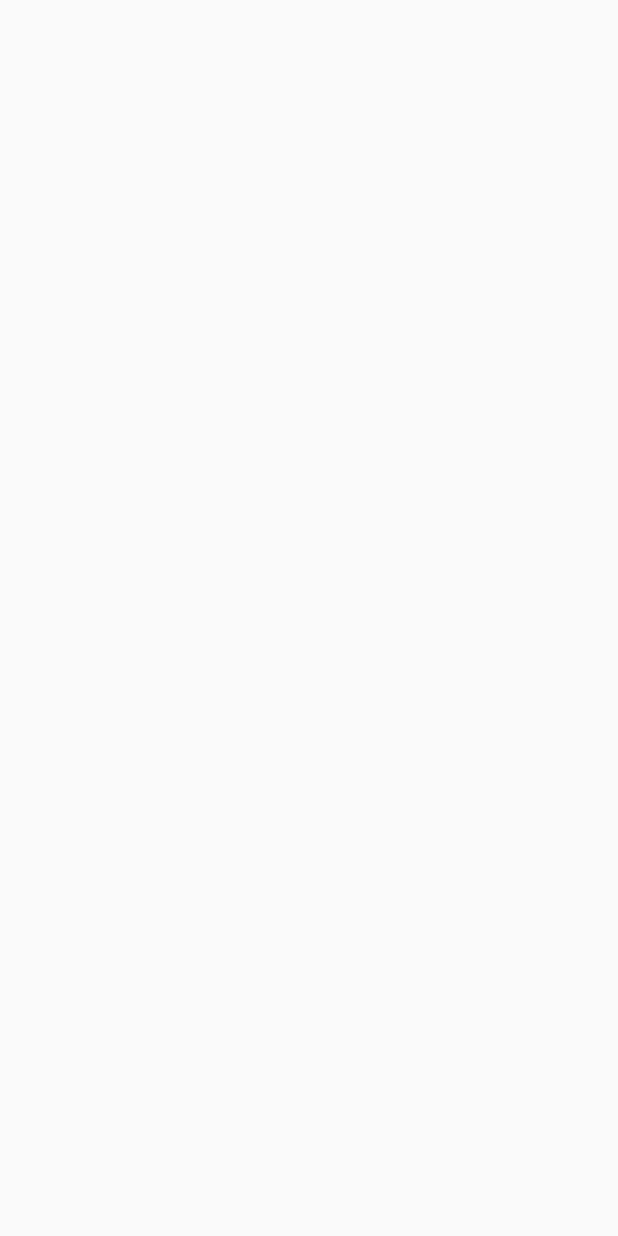
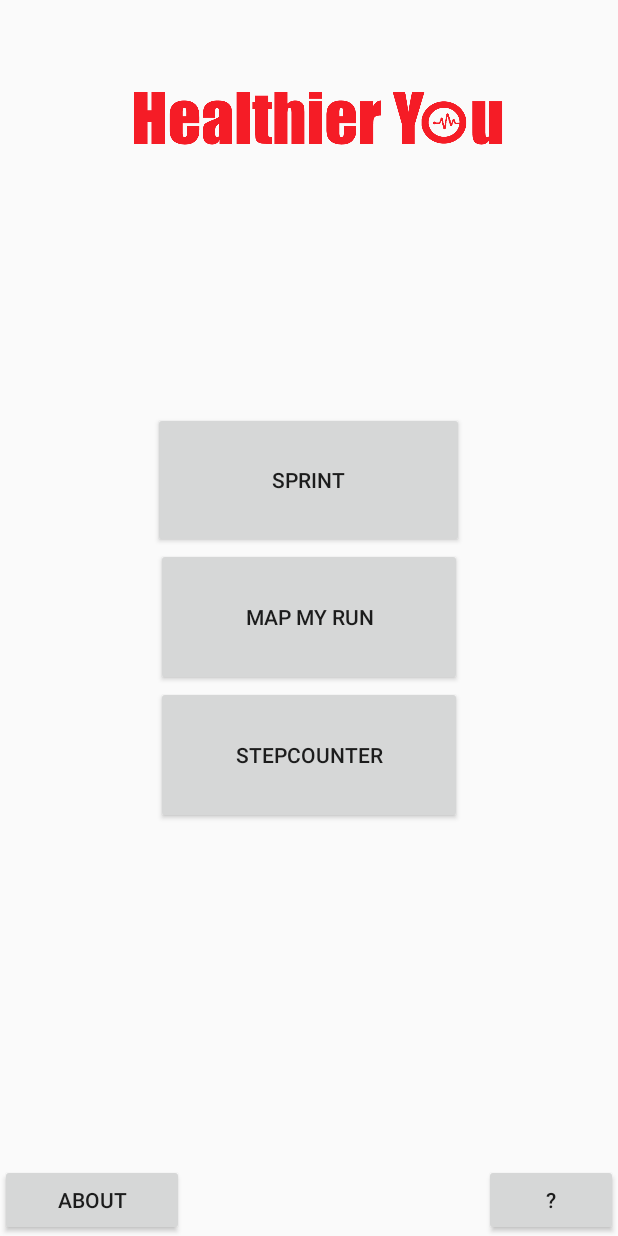
Before and after one commit to ssWotex/healthierYou2, an Android app: the MenuActivity screen opened directly, with no data from a screen before it, on a phone screen of 412 x 824 dp. Before the commit the screen is empty. Run offline under Robolectric (Android 15) with nearby library versions, the phone set to English and light mode, and no system bars.

Commit message:
MainMenu

```diff
--- a/app/src/main/java/com/example/healthieryou/MenuActivity.java
+++ b/app/src/main/java/com/example/healthieryou/MenuActivity.java
@@ -2,13 +2,49 @@ package com.example.healthieryou;
 
 import androidx.appcompat.app.AppCompatActivity;
 
+import android.content.Intent;
+import android.hardware.SensorManager;
 import android.os.Bundle;
+import android.view.View;
+import android.widget.Button;
 
 public class MenuActivity extends AppCompatActivity {
+    Button btnSprint;
+    Button btnRun;
+    Button btnStep;
+
 
     @Override
     protected void onCreate(Bundle savedInstanceState) {
         super.onCreate(savedInstanceState);
         setContentView(R.layout.activity_menu);
+        btnSprint = findViewById(R.id.btnSprint);
+        btnRun = findViewById(R.id.btnRun);
+        btnStep = findViewById(R.id.btnStep);
+
+        btnSprint.setOnClickListener(new View.OnClickListener() {
+            @Override
+            public void onClick(View view) {
+                Intent intent = new Intent(getApplicationContext(), SprintTestActivity.class);
+                startActivity(intent);
+            }
+        });
+        btnRun.setOnClickListener(new View.OnClickListener() {
+            @Override
+            public void onClick(View view) {
+                Intent intent = new Intent(getApplicationContext(), MapMyRunActivity.class);
+                startActivity(intent);
+            }
+        });
+        btnStep.setOnClickListener(new View.OnClickListener() {
+            @Override
+            public void onClick(View view) {
+                Intent intent = new Intent(getApplicationContext(), StepCounterActivity.class);
+                startActivity(intent);
+            }
+        });
+
     }
+
+
 }
--- a/app/src/main/res/layout/activity_menu.xml
+++ b/app/src/main/res/layout/activity_menu.xml
@@ -1,9 +1,80 @@
 <?xml version="1.0" encoding="utf-8"?>
-<androidx.constraintlayout.widget.ConstraintLayout xmlns:android="http://schemas.android.com/apk/res/android"
+<LinearLayout xmlns:android="http://schemas.android.com/apk/res/android"
     xmlns:app="http://schemas.android.com/apk/res-auto"
     xmlns:tools="http://schemas.android.com/tools"
     android:layout_width="match_parent"
     android:layout_height="match_parent"
+    android:layout_centerInParent="true"
+    android:orientation="vertical"
     tools:context=".MenuActivity">
 
-</androidx.constraintlayout.widget.ConstraintLayout>
+    <LinearLayout
+        android:layout_width="match_parent"
+        android:layout_height="0dp"
+        android:layout_weight="2"
+        android:orientation="horizontal">
+
+        <ImageView
+            android:id="@+id/imageView3"
+            android:layout_width="424dp"
+            android:layout_height="157dp"
+            android:layout_weight="1"
+            app:srcCompat="@drawable/logoganz" />
+    </LinearLayout>
+
+    <LinearLayout
+        android:layout_width="match_parent"
+        android:layout_height="0dp"
+        android:layout_weight="2"
+        android:orientation="vertical">
+
+        <Button
+            android:id="@+id/btnSprint"
+            android:layout_width="207dp"
+            android:layout_height="1dp"
+            android:layout_gravity="center_horizontal|center_vertical"
+            android:layout_weight="1"
+            android:gravity="center_horizontal|center_vertical"
+            android:text="Sprint" />
+
+        <Button
+            android:id="@+id/btnRun"
+            android:layout_width="204dp"
+            android:layout_height="2dp"
+            android:layout_gravity="center_horizontal|center_vertical"
+            android:layout_weight="1"
+            android:text="Map My Run" />
+
+        <Button
+            android:id="@+id/btnStep"
+            android:layout_width="204dp"
+            android:layout_height="2dp"
+            android:layout_gravity="center_horizontal|center_vertical"
+            android:layout_weight="1"
+            android:text="Stepcounter" />
+    </LinearLayout>
+
+    <LinearLayout
+        android:layout_width="match_parent"
+        android:layout_height="0dp"
+        android:layout_weight="2"
+        android:orientation="horizontal">
+
+        <Button
+            android:id="@+id/button4"
+            android:layout_width="33dp"
+            android:layout_height="wrap_content"
+            android:layout_gravity="bottom"
+            android:layout_marginRight="200dp"
+            android:layout_weight="1"
+            android:text="About" />
+
+        <Button
+            android:id="@+id/button5"
+            android:layout_width="0dp"
+            android:layout_height="wrap_content"
+            android:layout_gravity="bottom"
+            android:layout_weight="1"
+            android:text="?" />
+    </LinearLayout>
+</LinearLayout>
```
